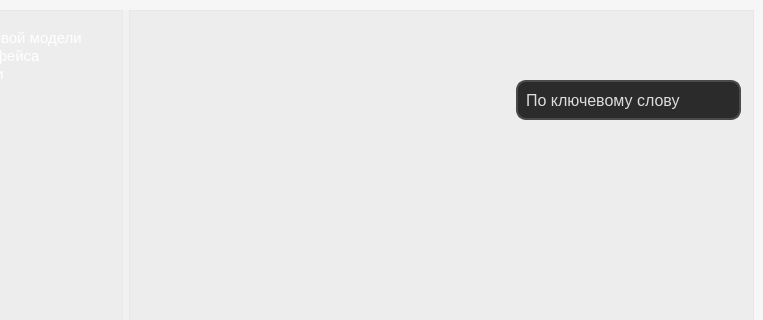
Qt form UI/main_page.ui (Patrick-002/Monica) before a commit; both pictures show x 137 to 900 and y 0 to 320 of the 900 by 550 pixel window.
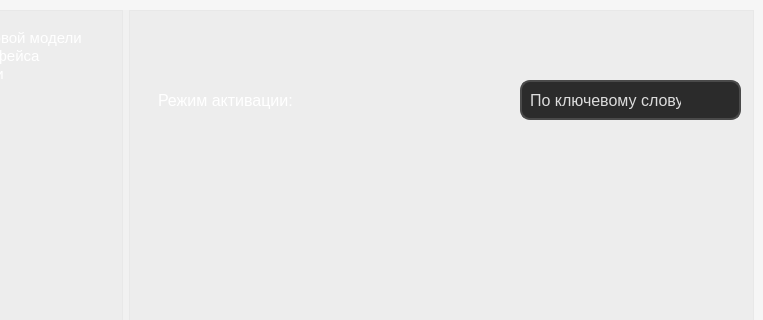
The same form after that commit. The open tabs and pages were chosen to show the change. Icons and pictures are not drawn.

What changed in the file:
```diff
--- a/UI/main_page.ui
+++ b/UI/main_page.ui
@@ -329,6 +329,29 @@
             <layout class="QVBoxLayout" name="verticalLayout_4">
              <item>
               <layout class="QHBoxLayout" name="horizontalLayout_5">
+               <item>
+                <spacer name="horizontalSpacer_3">
+                 <property name="orientation">
+                  <enum>Qt::Orientation::Horizontal</enum>
+                 </property>
+                 <property name="sizeType">
+                  <enum>QSizePolicy::Policy::Fixed</enum>
+                 </property>
+                 <property name="sizeHint" stdset="0">
+                  <size>
+                   <width>20</width>
+                   <height>20</height>
+                  </size>
+                 </property>
+                </spacer>
+               </item>
+               <item>
+                <widget class="QLabel" name="keywordType_label">
+                 <property name="text">
+                  <string>Режим активации:</string>
+                 </property>
+                </widget>
+               </item>
                <item>
                 <spacer name="horizontalSpacer_2">
                  <property name="orientation">
```
Left out of the diff: 2 changed lines with no effect on the pictures.
